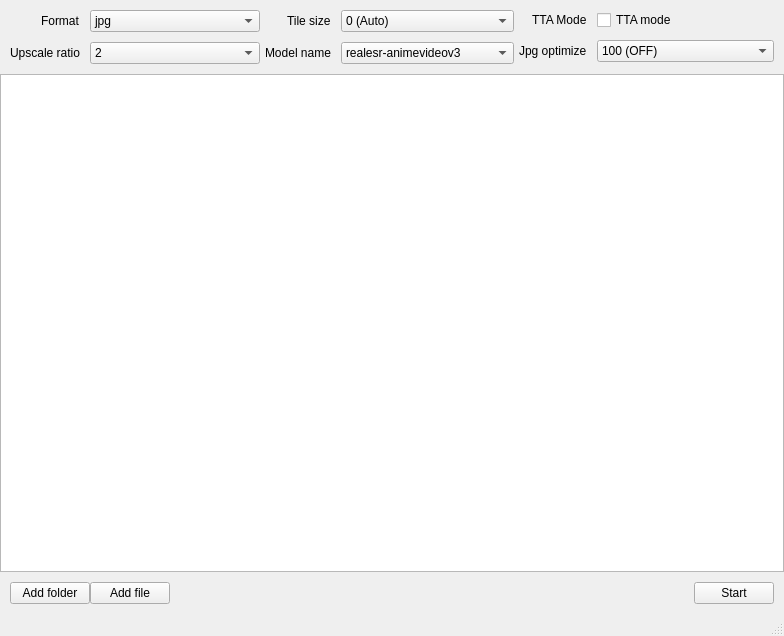
Above: app/ui/MainWindow.ui from gyuha/comics-upscale before the change. Below: the same form after it.
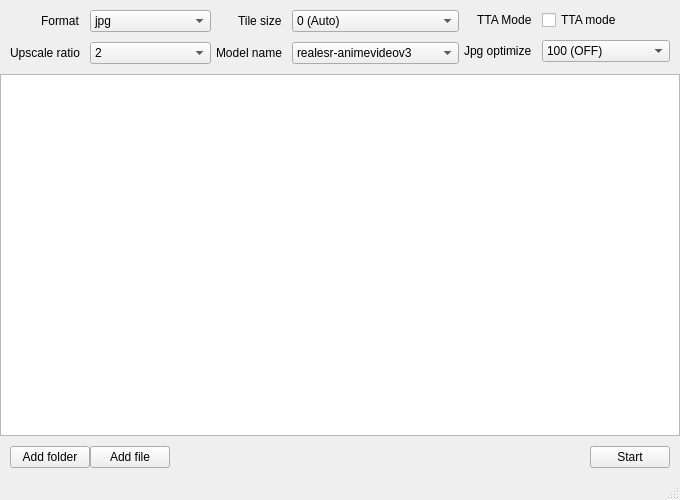
That is the form after the change. Icons and pictures are not drawn.

What changed in the file:
```diff
--- a/app/ui/MainWindow.ui
+++ b/app/ui/MainWindow.ui
@@ -6,10 +6,16 @@
    <rect>
     <x>0</x>
     <y>0</y>
-    <width>784</width>
-    <height>636</height>
+    <width>680</width>
+    <height>500</height>
    </rect>
   </property>
+  <property name="minimumSize">
+   <size>
+    <width>640</width>
+    <height>0</height>
+   </size>
+  </property>
   <property name="windowTitle">
    <string>Comics upscale</string>
   </property>
@@ -517,6 +523,9 @@
       </item>
       <item>
        <widget class="QListWidget" name="lst_item_list">
+        <property name="horizontalScrollBarPolicy">
+         <enum>Qt::ScrollBarAlwaysOff</enum>
+        </property>
         <property name="dragEnabled">
          <bool>false</bool>
         </property>
```
